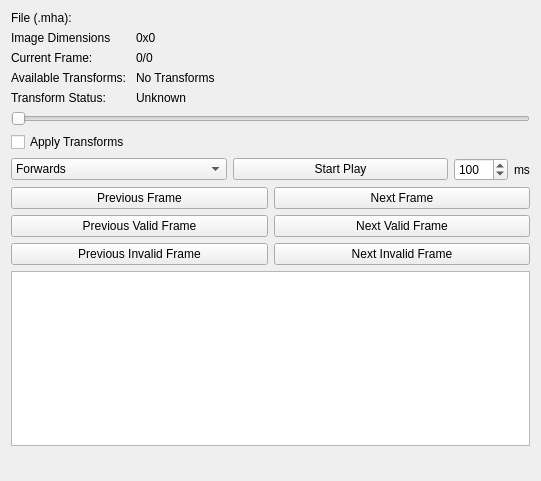
Qt form SimpleMhaReader/Resources/UI/qSlicerSimpleMhaReaderModuleWidget.ui (mehrtash/SimpleMhaReader) before a commit.
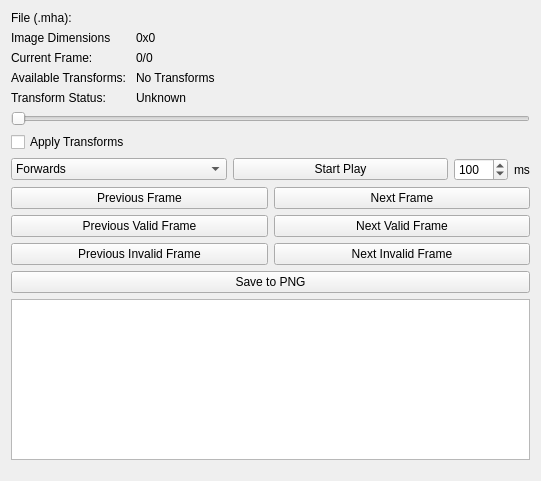
The same form after that commit. Custom widgets are drawn as their Qt base class.

What changed in the file:
```diff
--- a/SimpleMhaReader/Resources/UI/qSlicerSimpleMhaReaderModuleWidget.ui
+++ b/SimpleMhaReader/Resources/UI/qSlicerSimpleMhaReaderModuleWidget.ui
@@ -242,6 +242,13 @@
      </item>
     </layout>
    </item>
+   <item>
+    <widget class="QPushButton" name="saveToPngButton">
+     <property name="text">
+      <string>Save to PNG</string>
+     </property>
+    </widget>
+   </item>
    <item>
     <widget class="QTextEdit" name="consoleTextEdit"/>
    </item>
```
